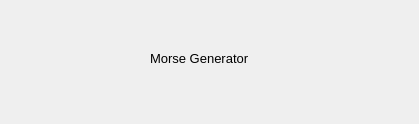
First picture: the form in plugins/MorseGenDevice/morsegendevice.ui, repository oldscienceguy/PebbleSDR, before the edit.
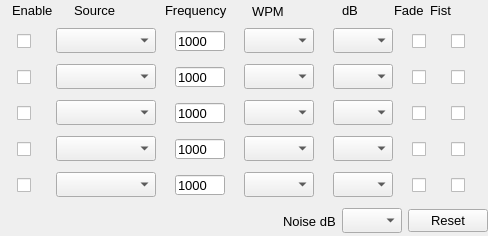
Second picture: the form after the edit.

Patch:
```diff
--- a/plugins/MorseGenDevice/morsegendevice.ui
+++ b/plugins/MorseGenDevice/morsegendevice.ui
@@ -6,31 +6,1252 @@
    <rect>
     <x>0</x>
     <y>0</y>
-    <width>419</width>
-    <height>124</height>
+    <width>488</width>
+    <height>236</height>
    </rect>
   </property>
   <property name="windowTitle">
    <string>Dialog</string>
   </property>
-  <widget class="QLabel" name="label">
-   <property name="geometry">
-    <rect>
-     <x>150</x>
-     <y>50</y>
-     <width>105</width>
-     <height>16</height>
-    </rect>
-   </property>
-   <property name="font">
-    <font>
-     <pointsize>10</pointsize>
-    </font>
-   </property>
-   <property name="text">
-    <string>Morse Generator</string>
-   </property>
-  </widget>
+  <layout class="QVBoxLayout" name="verticalLayout">
+   <property name="spacing">
+    <number>6</number>
+   </property>
+   <property name="leftMargin">
+    <number>0</number>
+   </property>
+   <property name="topMargin">
+    <number>0</number>
+   </property>
+   <property name="rightMargin">
+    <number>0</number>
+   </property>
+   <property name="bottomMargin">
+    <number>0</number>
+   </property>
+   <item>
+    <widget class="QFrame" name="frame_3">
+     <property name="minimumSize">
+      <size>
+       <width>0</width>
+       <height>20</height>
+      </size>
+     </property>
+     <property name="maximumSize">
+      <size>
+       <width>16777215</width>
+       <height>20</height>
+      </size>
+     </property>
+     <property name="frameShape">
+      <enum>QFrame::NoFrame</enum>
+     </property>
+     <property name="frameShadow">
+      <enum>QFrame::Raised</enum>
+     </property>
+     <widget class="QLabel" name="label">
+      <property name="geometry">
+       <rect>
+        <x>12</x>
+        <y>2</y>
+        <width>41</width>
+        <height>16</height>
+       </rect>
+      </property>
+      <property name="maximumSize">
+       <size>
+        <width>50</width>
+        <height>16777215</height>
+       </size>
+      </property>
+      <property name="font">
+       <font>
+        <pointsize>10</pointsize>
+       </font>
+      </property>
+      <property name="text">
+       <string>Enable</string>
+      </property>
+     </widget>
+     <widget class="QLabel" name="label_5">
+      <property name="geometry">
+       <rect>
+        <x>74</x>
+        <y>2</y>
+        <width>83</width>
+        <height>16</height>
+       </rect>
+      </property>
+      <property name="minimumSize">
+       <size>
+        <width>80</width>
+        <height>0</height>
+       </size>
+      </property>
+      <property name="maximumSize">
+       <size>
+        <width>100</width>
+        <height>16777215</height>
+       </size>
+      </property>
+      <property name="font">
+       <font>
+        <pointsize>10</pointsize>
+       </font>
+      </property>
+      <property name="text">
+       <string>Source</string>
+      </property>
+     </widget>
+     <widget class="QLabel" name="label_2">
+      <property name="geometry">
+       <rect>
+        <x>165</x>
+        <y>2</y>
+        <width>64</width>
+        <height>16</height>
+       </rect>
+      </property>
+      <property name="font">
+       <font>
+        <pointsize>10</pointsize>
+       </font>
+      </property>
+      <property name="text">
+       <string>Frequency</string>
+      </property>
+     </widget>
+     <widget class="QLabel" name="label_3">
+      <property name="geometry">
+       <rect>
+        <x>252</x>
+        <y>3</y>
+        <width>32</width>
+        <height>16</height>
+       </rect>
+      </property>
+      <property name="font">
+       <font>
+        <pointsize>10</pointsize>
+       </font>
+      </property>
+      <property name="text">
+       <string>WPM</string>
+      </property>
+     </widget>
+     <widget class="QLabel" name="label_4">
+      <property name="geometry">
+       <rect>
+        <x>342</x>
+        <y>2</y>
+        <width>17</width>
+        <height>16</height>
+       </rect>
+      </property>
+      <property name="font">
+       <font>
+        <pointsize>10</pointsize>
+       </font>
+      </property>
+      <property name="text">
+       <string>dB</string>
+      </property>
+     </widget>
+     <widget class="QLabel" name="label_7">
+      <property name="geometry">
+       <rect>
+        <x>394</x>
+        <y>2</y>
+        <width>30</width>
+        <height>16</height>
+       </rect>
+      </property>
+      <property name="maximumSize">
+       <size>
+        <width>30</width>
+        <height>16777215</height>
+       </size>
+      </property>
+      <property name="font">
+       <font>
+        <pointsize>10</pointsize>
+       </font>
+      </property>
+      <property name="text">
+       <string>Fade</string>
+      </property>
+     </widget>
+     <widget class="QLabel" name="label_8">
+      <property name="geometry">
+       <rect>
+        <x>430</x>
+        <y>2</y>
+        <width>22</width>
+        <height>16</height>
+       </rect>
+      </property>
+      <property name="maximumSize">
+       <size>
+        <width>30</width>
+        <height>16777215</height>
+       </size>
+      </property>
+      <property name="font">
+       <font>
+        <pointsize>10</pointsize>
+       </font>
+      </property>
+      <property name="text">
+       <string>Fist</string>
+      </property>
+     </widget>
+    </widget>
+   </item>
+   <item>
+    <widget class="QFrame" name="frame_4">
+     <property name="minimumSize">
+      <size>
+       <width>0</width>
+       <height>30</height>
+      </size>
+     </property>
+     <property name="maximumSize">
+      <size>
+       <width>16777215</width>
+       <height>30</height>
+      </size>
+     </property>
+     <property name="font">
+      <font>
+       <pointsize>10</pointsize>
+      </font>
+     </property>
+     <property name="frameShape">
+      <enum>QFrame::NoFrame</enum>
+     </property>
+     <property name="frameShadow">
+      <enum>QFrame::Raised</enum>
+     </property>
+     <layout class="QHBoxLayout" name="horizontalLayout">
+      <property name="spacing">
+       <number>2</number>
+      </property>
+      <property name="leftMargin">
+       <number>0</number>
+      </property>
+      <property name="topMargin">
+       <number>0</number>
+      </property>
+      <property name="rightMargin">
+       <number>0</number>
+      </property>
+      <property name="bottomMargin">
+       <number>0</number>
+      </property>
+      <item>
+       <widget class="QCheckBox" name="enabledBox_1">
+        <property name="minimumSize">
+         <size>
+          <width>0</width>
+          <height>20</height>
+         </size>
+        </property>
+        <property name="maximumSize">
+         <size>
+          <width>20</width>
+          <height>20</height>
+         </size>
+        </property>
+        <property name="font">
+         <font>
+          <pointsize>10</pointsize>
+         </font>
+        </property>
+        <property name="text">
+         <string/>
+        </property>
+       </widget>
+      </item>
+      <item>
+       <widget class="QComboBox" name="sourceBox_1">
+        <property name="sizePolicy">
+         <sizepolicy hsizetype="Preferred" vsizetype="Fixed">
+          <horstretch>0</horstretch>
+          <verstretch>0</verstretch>
+         </sizepolicy>
+        </property>
+        <property name="minimumSize">
+         <size>
+          <width>0</width>
+          <height>20</height>
+         </size>
+        </property>
+        <property name="maximumSize">
+         <size>
+          <width>100</width>
+          <height>25</height>
+         </size>
+        </property>
+        <property name="font">
+         <font>
+          <pointsize>10</pointsize>
+         </font>
+        </property>
+       </widget>
+      </item>
+      <item>
+       <widget class="QLineEdit" name="freqencyEdit_1">
+        <property name="minimumSize">
+         <size>
+          <width>0</width>
+          <height>20</height>
+         </size>
+        </property>
+        <property name="maximumSize">
+         <size>
+          <width>50</width>
+          <height>20</height>
+         </size>
+        </property>
+        <property name="font">
+         <font>
+          <pointsize>10</pointsize>
+         </font>
+        </property>
+        <property name="text">
+         <string>1000</string>
+        </property>
+       </widget>
+      </item>
+      <item>
+       <widget class="QComboBox" name="wpmBox_1">
+        <property name="minimumSize">
+         <size>
+          <width>0</width>
+          <height>20</height>
+         </size>
+        </property>
+        <property name="maximumSize">
+         <size>
+          <width>70</width>
+          <height>25</height>
+         </size>
+        </property>
+        <property name="font">
+         <font>
+          <pointsize>10</pointsize>
+         </font>
+        </property>
+       </widget>
+      </item>
+      <item>
+       <widget class="QComboBox" name="dbBox_1">
+        <property name="minimumSize">
+         <size>
+          <width>0</width>
+          <height>20</height>
+         </size>
+        </property>
+        <property name="maximumSize">
+         <size>
+          <width>60</width>
+          <height>25</height>
+         </size>
+        </property>
+        <property name="font">
+         <font>
+          <pointsize>10</pointsize>
+         </font>
+        </property>
+       </widget>
+      </item>
+      <item>
+       <widget class="QCheckBox" name="fadeBox_1">
+        <property name="maximumSize">
+         <size>
+          <width>20</width>
+          <height>20</height>
+         </size>
+        </property>
+        <property name="font">
+         <font>
+          <pointsize>10</pointsize>
+         </font>
+        </property>
+        <property name="text">
+         <string/>
+        </property>
+       </widget>
+      </item>
+      <item>
+       <widget class="QCheckBox" name="fistBox_1">
+        <property name="maximumSize">
+         <size>
+          <width>20</width>
+          <height>20</height>
+         </size>
+        </property>
+        <property name="font">
+         <font>
+          <pointsize>10</pointsize>
+         </font>
+        </property>
+        <property name="text">
+         <string/>
+        </property>
+       </widget>
+      </item>
+     </layout>
+    </widget>
+   </item>
+   <item>
+    <widget class="QFrame" name="frame_5">
+     <property name="minimumSize">
+      <size>
+       <width>0</width>
+       <height>30</height>
+      </size>
+     </property>
+     <property name="maximumSize">
+      <size>
+       <width>16777215</width>
+       <height>30</height>
+      </size>
+     </property>
+     <property name="frameShape">
+      <enum>QFrame::NoFrame</enum>
+     </property>
+     <property name="frameShadow">
+      <enum>QFrame::Raised</enum>
+     </property>
+     <layout class="QHBoxLayout" name="horizontalLayout_2">
+      <property name="spacing">
+       <number>2</number>
+      </property>
+      <property name="leftMargin">
+       <number>0</number>
+      </property>
+      <property name="topMargin">
+       <number>0</number>
+      </property>
+      <property name="rightMargin">
+       <number>0</number>
+      </property>
+      <property name="bottomMargin">
+       <number>0</number>
+      </property>
+      <item>
+       <widget class="QCheckBox" name="enabledBox_2">
+        <property name="minimumSize">
+         <size>
+          <width>0</width>
+          <height>20</height>
+         </size>
+        </property>
+        <property name="maximumSize">
+         <size>
+          <width>20</width>
+          <height>20</height>
+         </size>
+        </property>
+        <property name="font">
+         <font>
+          <pointsize>10</pointsize>
+         </font>
+        </property>
+        <property name="text">
+         <string/>
+        </property>
+       </widget>
+      </item>
+      <item>
+       <widget class="QComboBox" name="sourceBox_2">
+        <property name="minimumSize">
+         <size>
+          <width>0</width>
+          <height>20</height>
+         </size>
+        </property>
+        <property name="maximumSize">
+         <size>
+          <width>100</width>
+          <height>25</height>
+         </size>
+        </property>
+        <property name="font">
+         <font>
+          <pointsize>10</pointsize>
+         </font>
+        </property>
+       </widget>
+      </item>
+      <item>
+       <widget class="QLineEdit" name="freqencyEdit_2">
+        <property name="minimumSize">
+         <size>
+          <width>0</width>
+          <height>20</height>
+         </size>
+        </property>
+        <property name="maximumSize">
+         <size>
+          <width>50</width>
+          <height>20</height>
+         </size>
+        </property>
+        <property name="font">
+         <font>
+          <pointsize>10</pointsize>
+         </font>
+        </property>
+        <property name="text">
+         <string>1000</string>
+        </property>
+       </widget>
+      </item>
+      <item>
+       <widget class="QComboBox" name="wpmBox_2">
+        <property name="minimumSize">
+         <size>
+          <width>0</width>
+          <height>20</height>
+         </size>
+        </property>
+        <property name="maximumSize">
+         <size>
+          <width>70</width>
+          <height>25</height>
+         </size>
+        </property>
+        <property name="font">
+         <font>
+          <pointsize>10</pointsize>
+         </font>
+        </property>
+       </widget>
+      </item>
+      <item>
+       <widget class="QComboBox" name="dbBox_2">
+        <property name="minimumSize">
+         <size>
+          <width>0</width>
+          <height>20</height>
+         </size>
+        </property>
+        <property name="maximumSize">
+         <size>
+          <width>60</width>
+          <height>25</height>
+         </size>
+        </property>
+        <property name="font">
+         <font>
+          <pointsize>10</pointsize>
+         </font>
+        </property>
+       </widget>
+      </item>
+      <item>
+       <widget class="QCheckBox" name="fadeBox_2">
+        <property name="maximumSize">
+         <size>
+          <width>20</width>
+          <height>20</height>
+         </size>
+        </property>
+        <property name="font">
+         <font>
+          <pointsize>10</pointsize>
+         </font>
+        </property>
+        <property name="text">
+         <string/>
+        </property>
+       </widget>
+      </item>
+      <item>
+       <widget class="QCheckBox" name="fistBox_2">
+        <property name="maximumSize">
+         <size>
+          <width>20</width>
+          <height>20</height>
+         </size>
+        </property>
+        <property name="font">
+         <font>
+          <pointsize>10</pointsize>
+         </font>
+        </property>
+        <property name="text">
+         <string/>
+        </property>
+       </widget>
+      </item>
+     </layout>
+    </widget>
+   </item>
+   <item>
+    <widget class="QFrame" name="frame_6">
+     <property name="minimumSize">
+      <size>
+       <width>0</width>
+       <height>30</height>
+      </size>
+     </property>
+     <property name="maximumSize">
+      <size>
+       <width>16777215</width>
+       <height>30</height>
+      </size>
+     </property>
+     <property name="frameShape">
+      <enum>QFrame::NoFrame</enum>
+     </property>
+     <property name="frameShadow">
+      <enum>QFrame::Raised</enum>
+     </property>
+     <layout class="QHBoxLayout" name="horizontalLayout_3">
+      <property name="spacing">
+       <number>2</number>
+      </property>
+      <property name="leftMargin">
+       <number>0</number>
+      </property>
+      <property name="topMargin">
+       <number>0</number>
+      </property>
+      <property name="rightMargin">
+       <number>0</number>
+      </property>
+      <property name="bottomMargin">
+       <number>0</number>
+      </property>
+      <item>
+       <widget class="QCheckBox" name="enabledBox_3">
+        <property name="minimumSize">
+         <size>
+          <width>0</width>
+          <height>20</height>
+         </size>
+        </property>
+        <property name="maximumSize">
+         <size>
+          <width>20</width>
+          <height>20</height>
+         </size>
+        </property>
+        <property name="font">
+         <font>
+          <pointsize>10</pointsize>
+         </font>
+        </property>
+        <property name="text">
+         <string/>
+        </property>
+       </widget>
+      </item>
+      <item>
+       <widget class="QComboBox" name="sourceBox_3">
+        <property name="minimumSize">
+         <size>
+          <width>0</width>
+          <height>20</height>
+         </size>
+        </property>
+        <property name="maximumSize">
+         <size>
+          <width>100</width>
+          <height>25</height>
+         </size>
+        </property>
+        <property name="font">
+         <font>
+          <pointsize>10</pointsize>
+         </font>
+        </property>
+       </widget>
+      </item>
+      <item>
+       <widget class="QLineEdit" name="freqencyEdit_3">
+        <property name="minimumSize">
+         <size>
+          <width>0</width>
+          <height>20</height>
+         </size>
+        </property>
+        <property name="maximumSize">
+         <size>
+          <width>50</width>
+          <height>20</height>
+         </size>
+        </property>
+        <property name="font">
+         <font>
+          <pointsize>10</pointsize>
+         </font>
+        </property>
+        <property name="text">
+         <string>1000</string>
+        </property>
+       </widget>
+      </item>
+      <item>
+       <widget class="QComboBox" name="wpmBox_3">
+        <property name="minimumSize">
+         <size>
+          <width>0</width>
+          <height>20</height>
+         </size>
+        </property>
+        <property name="maximumSize">
+         <size>
+          <width>70</width>
+          <height>25</height>
+         </size>
+        </property>
+        <property name="font">
+         <font>
+          <pointsize>10</pointsize>
+         </font>
+        </property>
+       </widget>
+      </item>
+      <item>
+       <widget class="QComboBox" name="dbBox_3">
+        <property name="minimumSize">
+         <size>
+          <width>0</width>
+          <height>20</height>
+         </size>
+        </property>
+        <property name="maximumSize">
+         <size>
+          <width>60</width>
+          <height>25</height>
+         </size>
+        </property>
+        <property name="font">
+         <font>
+          <pointsize>10</pointsize>
+         </font>
+        </property>
+       </widget>
+      </item>
+      <item>
+       <widget class="QCheckBox" name="fadeBox_3">
+        <property name="maximumSize">
+         <size>
+          <width>20</width>
+          <height>20</height>
+         </size>
+        </property>
+        <property name="font">
+         <font>
+          <pointsize>10</pointsize>
+         </font>
+        </property>
+        <property name="text">
+         <string/>
+        </property>
+       </widget>
+      </item>
+      <item>
+       <widget class="QCheckBox" name="fistBox_3">
+        <property name="maximumSize">
+         <size>
+          <width>20</width>
+          <height>20</height>
+         </size>
+        </property>
+        <property name="font">
+         <font>
+          <pointsize>10</pointsize>
+         </font>
+        </property>
+        <property name="text">
+         <string/>
+        </property>
+       </widget>
+      </item>
+     </layout>
+    </widget>
+   </item>
+   <item>
+    <widget class="QFrame" name="frame_7">
+     <property name="minimumSize">
+      <size>
+       <width>0</width>
+       <height>30</height>
+      </size>
+     </property>
+     <property name="maximumSize">
+      <size>
+       <width>16777215</width>
+       <height>30</height>
+      </size>
+     </property>
+     <property name="frameShape">
+      <enum>QFrame::NoFrame</enum>
+     </property>
+     <property name="frameShadow">
+      <enum>QFrame::Raised</enum>
+     </property>
+     <layout class="QHBoxLayout" name="horizontalLayout_4">
+      <property name="spacing">
+       <number>2</number>
+      </property>
+      <property name="leftMargin">
+       <number>0</number>
+      </property>
+      <property name="topMargin">
+       <number>0</number>
+      </property>
+      <property name="rightMargin">
+       <number>0</number>
+      </property>
+      <property name="bottomMargin">
+       <number>0</number>
+      </property>
+      <item>
+       <widget class="QCheckBox" name="enabledBox_4">
+        <property name="minimumSize">
+         <size>
+          <width>0</width>
+          <height>20</height>
+         </size>
+        </property>
+        <property name="maximumSize">
+         <size>
+          <width>20</width>
+          <height>20</height>
+         </size>
+        </property>
+        <property name="font">
+         <font>
+          <pointsize>10</pointsize>
+         </font>
+        </property>
+        <property name="text">
+         <string/>
+        </property>
+       </widget>
+      </item>
+      <item>
+       <widget class="QComboBox" name="sourceBox_4">
+        <property name="minimumSize">
+         <size>
+          <width>0</width>
+          <height>20</height>
+         </size>
+        </property>
+        <property name="maximumSize">
+         <size>
+          <width>100</width>
+          <height>25</height>
+         </size>
+        </property>
+        <property name="font">
+         <font>
+          <pointsize>10</pointsize>
+         </font>
+        </property>
+       </widget>
+      </item>
+      <item>
+       <widget class="QLineEdit" name="freqencyEdit_4">
+        <property name="minimumSize">
+         <size>
+          <width>0</width>
+          <height>20</height>
+         </size>
+        </property>
+        <property name="maximumSize">
+         <size>
+          <width>50</width>
+          <height>20</height>
+         </size>
+        </property>
+        <property name="font">
+         <font>
+          <pointsize>10</pointsize>
+         </font>
+        </property>
+        <property name="text">
+         <string>1000</string>
+        </property>
+       </widget>
+      </item>
+      <item>
+       <widget class="QComboBox" name="wpmBox_4">
+        <property name="minimumSize">
+         <size>
+          <width>0</width>
+          <height>20</height>
+         </size>
+        </property>
+        <property name="maximumSize">
+         <size>
+          <width>70</width>
+          <height>25</height>
+         </size>
+        </property>
+        <property name="font">
+         <font>
+          <pointsize>10</pointsize>
+         </font>
+        </property>
+       </widget>
+      </item>
+      <item>
+       <widget class="QComboBox" name="dbBox_4">
+        <property name="minimumSize">
+         <size>
+          <width>0</width>
+          <height>20</height>
+         </size>
+        </property>
+        <property name="maximumSize">
+         <size>
+          <width>60</width>
+          <height>25</height>
+         </size>
+        </property>
+        <property name="font">
+         <font>
+          <pointsize>10</pointsize>
+         </font>
+        </property>
+       </widget>
+      </item>
+      <item>
+       <widget class="QCheckBox" name="fadeBox_4">
+        <property name="maximumSize">
+         <size>
+          <width>20</width>
+          <height>20</height>
+         </size>
+        </property>
+        <property name="font">
+         <font>
+          <pointsize>10</pointsize>
+         </font>
+        </property>
+        <property name="text">
+         <string/>
+        </property>
+       </widget>
+      </item>
+      <item>
+       <widget class="QCheckBox" name="fistBox_4">
+        <property name="maximumSize">
+         <size>
+          <width>20</width>
+          <height>20</height>
+         </size>
+        </property>
+        <property name="font">
+         <font>
+          <pointsize>10</pointsize>
+         </font>
+        </property>
+        <property name="text">
+         <string/>
+        </property>
+       </widget>
+      </item>
+     </layout>
+    </widget>
+   </item>
+   <item>
+    <widget class="QFrame" name="frame_8">
+     <property name="minimumSize">
+      <size>
+       <width>0</width>
+       <height>30</height>
+      </size>
+     </property>
+     <property name="maximumSize">
+      <size>
+       <width>16777215</width>
+       <height>30</height>
+      </size>
+     </property>
+     <property name="frameShape">
+      <enum>QFrame::NoFrame</enum>
+     </property>
+     <property name="frameShadow">
+      <enum>QFrame::Raised</enum>
+     </property>
+     <layout class="QHBoxLayout" name="horizontalLayout_5">
+      <property name="spacing">
+       <number>2</number>
+      </property>
+      <property name="leftMargin">
+       <number>0</number>
+      </property>
+      <property name="topMargin">
+       <number>0</number>
+      </property>
+      <property name="rightMargin">
+       <number>0</number>
+      </property>
+      <property name="bottomMargin">
+       <number>0</number>
+      </property>
+      <item>
+       <widget class="QCheckBox" name="enabledBox_5">
+        <property name="minimumSize">
+         <size>
+          <width>0</width>
+          <height>20</height>
+         </size>
+        </property>
+        <property name="maximumSize">
+         <size>
+          <width>20</width>
+          <height>20</height>
+         </size>
+        </property>
+        <property name="font">
+         <font>
+          <pointsize>10</pointsize>
+         </font>
+        </property>
+        <property name="text">
+         <string/>
+        </property>
+       </widget>
+      </item>
+      <item>
+       <widget class="QComboBox" name="sourceBox_5">
+        <property name="minimumSize">
+         <size>
+          <width>0</width>
+          <height>20</height>
+         </size>
+        </property>
+        <property name="maximumSize">
+         <size>
+          <width>100</width>
+          <height>25</height>
+         </size>
+        </property>
+        <property name="font">
+         <font>
+          <pointsize>10</pointsize>
+         </font>
+        </property>
+       </widget>
+      </item>
+      <item>
+       <widget class="QLineEdit" name="freqencyEdit_5">
+        <property name="minimumSize">
+         <size>
+          <width>0</width>
+          <height>20</height>
+         </size>
+        </property>
+        <property name="maximumSize">
+         <size>
+          <width>50</width>
+          <height>20</height>
+         </size>
+        </property>
+        <property name="font">
+         <font>
+          <pointsize>10</pointsize>
+         </font>
+        </property>
+        <property name="text">
+         <string>1000</string>
+        </property>
+       </widget>
+      </item>
+      <item>
+       <widget class="QComboBox" name="wpmBox_5">
+        <property name="minimumSize">
+         <size>
+          <width>0</width>
+          <height>20</height>
+         </size>
+        </property>
+        <property name="maximumSize">
+         <size>
+          <width>70</width>
+          <height>25</height>
+         </size>
+        </property>
+        <property name="font">
+         <font>
+          <pointsize>10</pointsize>
+         </font>
+        </property>
+       </widget>
+      </item>
+      <item>
+       <widget class="QComboBox" name="dbBox_5">
+        <property name="minimumSize">
+         <size>
+          <width>0</width>
+          <height>20</height>
+         </size>
+        </property>
+        <property name="maximumSize">
+         <size>
+          <width>60</width>
+          <height>25</height>
+         </size>
+        </property>
+        <property name="font">
+         <font>
+          <pointsize>10</pointsize>
+         </font>
+        </property>
+       </widget>
+      </item>
+      <item>
+       <widget class="QCheckBox" name="fadeBox_5">
+        <property name="maximumSize">
+         <size>
+          <width>20</width>
+          <height>20</height>
+         </size>
+        </property>
+        <property name="font">
+         <font>
+          <pointsize>10</pointsize>
+         </font>
+        </property>
+        <property name="text">
+         <string/>
+        </property>
+       </widget>
+      </item>
+      <item>
+       <widget class="QCheckBox" name="fistBox_5">
+        <property name="maximumSize">
+         <size>
+          <width>20</width>
+          <height>20</height>
+         </size>
+        </property>
+        <property name="font">
+         <font>
+          <pointsize>10</pointsize>
+         </font>
+        </property>
+        <property name="text">
+         <string/>
+        </property>
+       </widget>
+      </item>
+     </layout>
+    </widget>
+   </item>
+   <item>
+    <widget class="QFrame" name="frame_9">
+     <property name="minimumSize">
+      <size>
+       <width>0</width>
+       <height>30</height>
+      </size>
+     </property>
+     <property name="maximumSize">
+      <size>
+       <width>16777215</width>
+       <height>30</height>
+      </size>
+     </property>
+     <property name="frameShape">
+      <enum>QFrame::NoFrame</enum>
+     </property>
+     <property name="frameShadow">
+      <enum>QFrame::Raised</enum>
+     </property>
+     <layout class="QHBoxLayout" name="horizontalLayout_7">
+      <property name="spacing">
+       <number>6</number>
+      </property>
+      <property name="leftMargin">
+       <number>0</number>
+      </property>
+      <property name="topMargin">
+       <number>0</number>
+      </property>
+      <property name="rightMargin">
+       <number>0</number>
+      </property>
+      <property name="bottomMargin">
+       <number>0</number>
+      </property>
+      <item>
+       <spacer name="horizontalSpacer_2">
+        <property name="orientation">
+         <enum>Qt::Horizontal</enum>
+        </property>
+        <property name="sizeHint" stdset="0">
+         <size>
+          <width>40</width>
+          <height>20</height>
+         </size>
+        </property>
+       </spacer>
+      </item>
+      <item>
+       <widget class="QLabel" name="label_9">
+        <property name="maximumSize">
+         <size>
+          <width>60</width>
+          <height>16777215</height>
+         </size>
+        </property>
+        <property name="font">
+         <font>
+          <pointsize>10</pointsize>
+         </font>
+        </property>
+        <property name="text">
+         <string>Noise dB</string>
+        </property>
+       </widget>
+      </item>
+      <item>
+       <widget class="QComboBox" name="noiseBox">
+        <property name="maximumSize">
+         <size>
+          <width>60</width>
+          <height>25</height>
+         </size>
+        </property>
+        <property name="font">
+         <font>
+          <pointsize>10</pointsize>
+         </font>
+        </property>
+       </widget>
+      </item>
+      <item>
+       <widget class="QPushButton" name="resetButton">
+        <property name="maximumSize">
+         <size>
+          <width>100</width>
+          <height>16777215</height>
+         </size>
+        </property>
+        <property name="font">
+         <font>
+          <pointsize>10</pointsize>
+         </font>
+        </property>
+        <property name="text">
+         <string>Reset</string>
+        </property>
+       </widget>
+      </item>
+     </layout>
+    </widget>
+   </item>
+  </layout>
  </widget>
  <resources/>
  <connections/>
```
